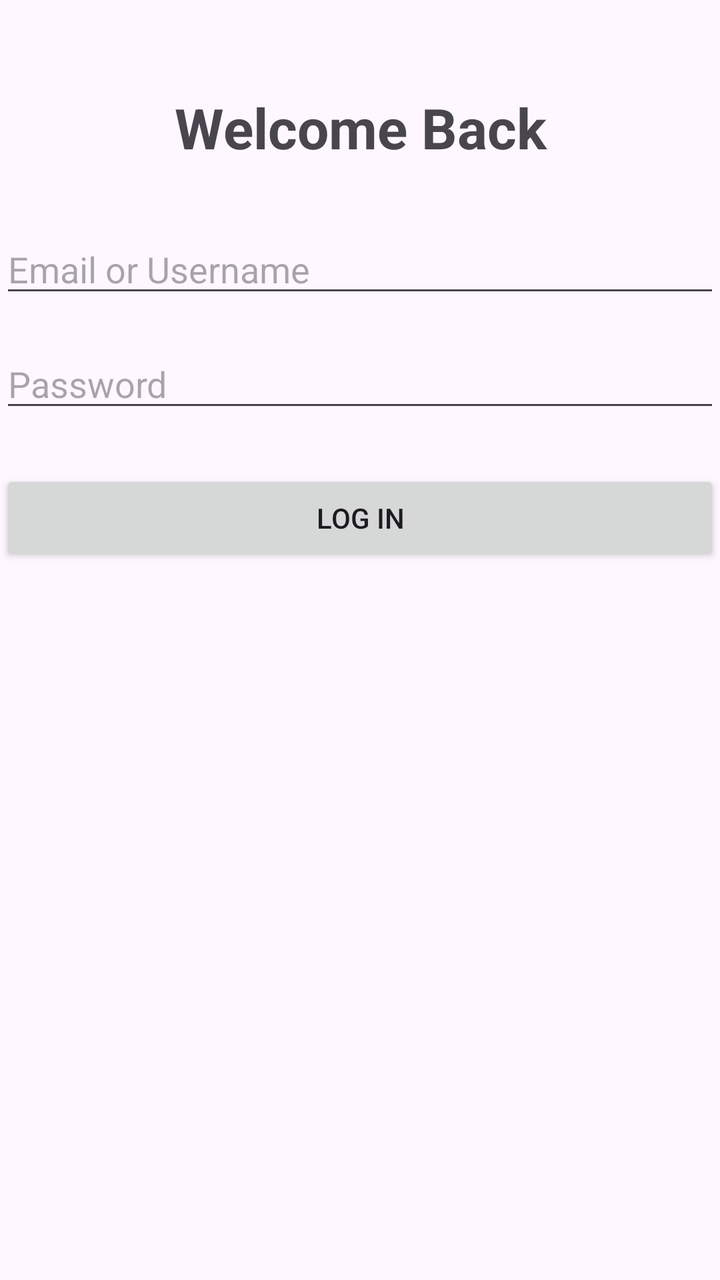
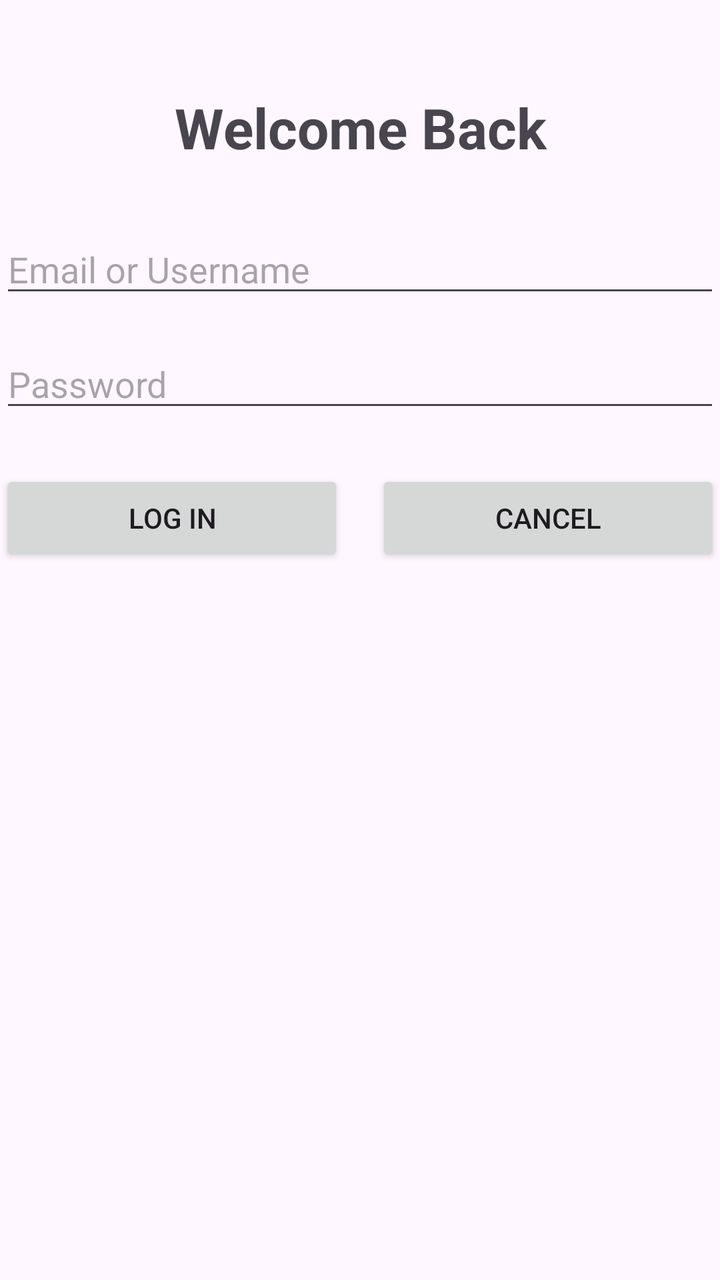

An Android layout rendered at two revisions. The XML below is the earlier revision; the diff shows what the commit changed to produce the second picture.
<!-- AndroidManifest.xml: application theme Theme.Practical3_GitHub -->
<!-- res/layout/activity_main.xml -->
<?xml version="1.0" encoding="utf-8"?>
<LinearLayout xmlns:android="http://schemas.android.com/apk/res/android"
    xmlns:app="http://schemas.android.com/apk/res-auto"
    xmlns:tools="http://schemas.android.com/tools"
    android:id="@+id/main"
    android:layout_width="match_parent"
    android:layout_height="match_parent"
    android:orientation="vertical"
    android:layout_margin="20dp"
    tools:context=".MainActivity">

    <TextView
        android:layout_width="match_parent"
        android:layout_height="wrap_content"
        android:text="Welcome Back"
        android:textSize="28sp"
        android:textStyle="bold"
        android:gravity="center"
        android:layout_marginBottom="30dp"
        android:layout_marginTop="45dp"/>

    <EditText
        android:id="@+id/usernameInput"
        android:layout_width="match_parent"
        android:layout_height="wrap_content"
        android:hint="Email or Username"
        android:inputType="textEmailAddress"
        android:layout_marginBottom="16dp" />

    <EditText
        android:id="@+id/passwordInput"
        android:layout_width="match_parent"
        android:layout_height="wrap_content"
        android:hint="Password"
        android:inputType="textPassword"
        android:layout_marginBottom="24dp" />

    <Button
        android:id="@+id/loginButton"
        android:layout_width="match_parent"
        android:layout_height="wrap_content"
        android:text="Log In" />

</LinearLayout>
<!-- resources referenced by this layout -->
<resources>
  <style name="Theme.Practical3_GitHub" parent="Base.Theme.Practical3_GitHub" />
  <style name="Base.Theme.Practical3_GitHub" parent="Theme.Material3.DayNight.NoActionBar">
          
          
      </style>
</resources>

<!-- the commit's change to res/layout/activity_main.xml (unified diff, before → after) -->
@@ -35,10 +35,26 @@
         android:inputType="textPassword"
         android:layout_marginBottom="24dp" />
 
-    <Button
-        android:id="@+id/loginButton"
+    <LinearLayout
         android:layout_width="match_parent"
         android:layout_height="wrap_content"
-        android:text="Log In" />
+        android:orientation="horizontal">
+
+        <Button
+            android:id="@+id/loginButton"
+            android:layout_width="0dp"
+            android:layout_height="wrap_content"
+            android:layout_weight="1"
+            android:text="Log In" />
+
+        <Button
+            android:id="@+id/cancelButton"
+            android:layout_width="0dp"
+            android:layout_height="wrap_content"
+            android:layout_weight="1"
+            android:layout_marginStart="16dp"
+            android:text="Cancel" />
+
+    </LinearLayout>
 
 </LinearLayout>
